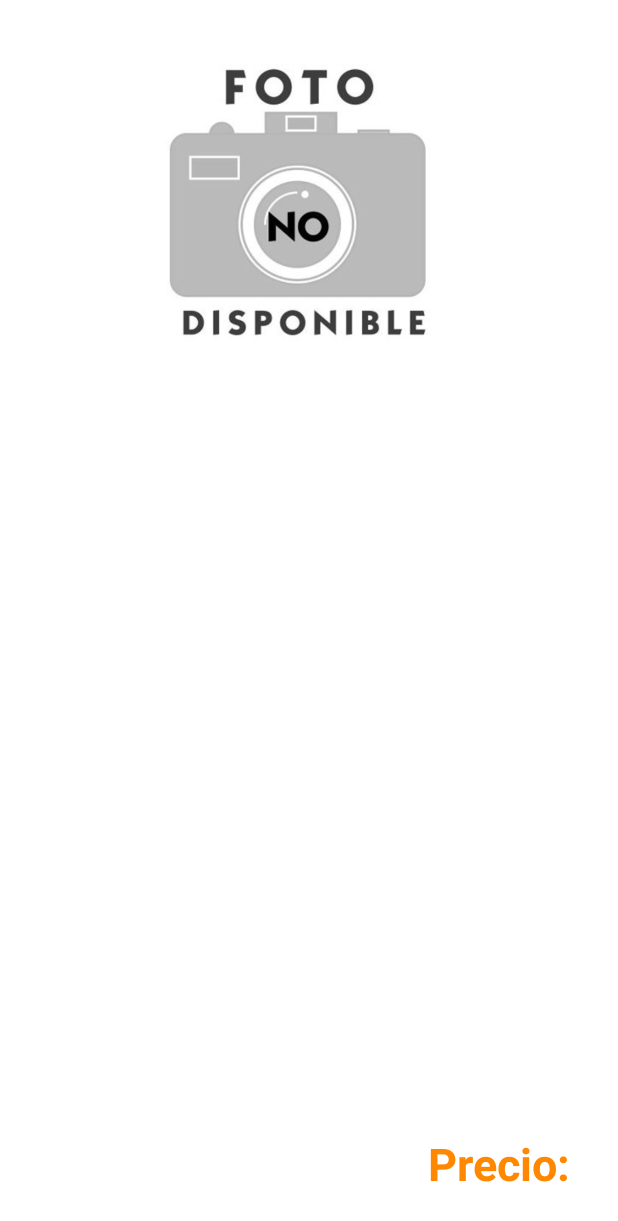
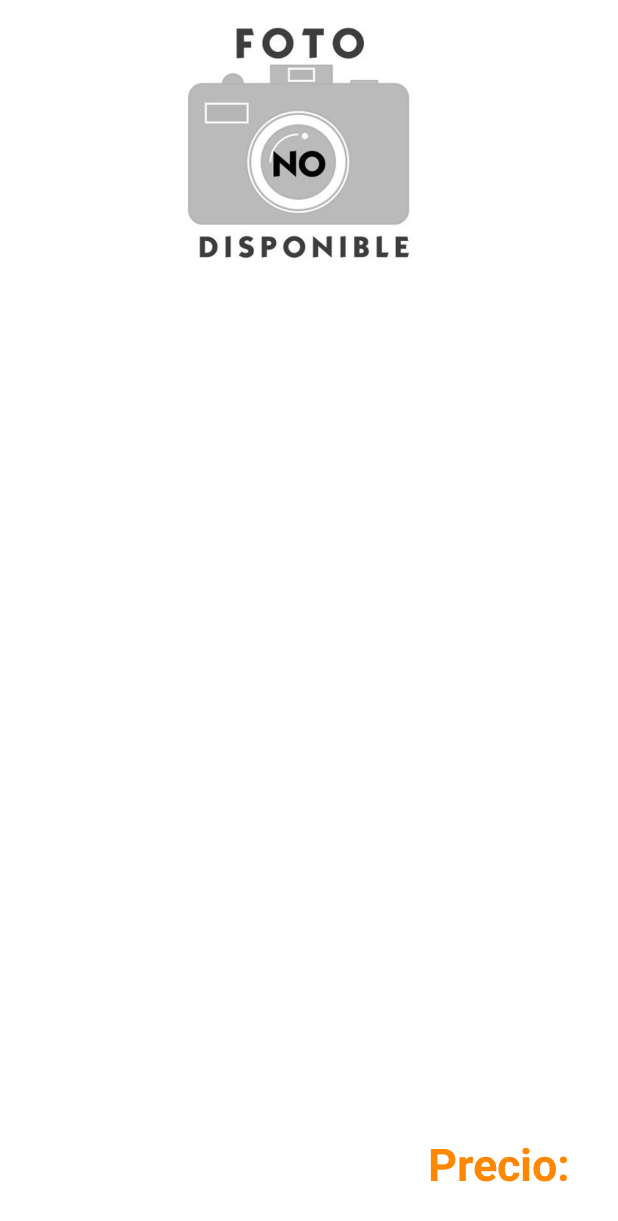
Before and after one commit to MarceloYevenes/ProyectoFinal, an Android app: the layout activity_detalles_sandwich.xml on its own in the app's theme, with its tools: preview values and no code run, on a phone screen of 412 x 824 dp. Shown: the top 1221 px of the screen. Run offline under Robolectric (Android 15) with nearby library versions, the phone set to English and light mode, and no system bars.

Commit message:
Commit final correción en la interfaz gráfica y recursos del proyecto

```diff
--- a/app/src/main/res/layout/activity_detalles_sandwich.xml
+++ b/app/src/main/res/layout/activity_detalles_sandwich.xml
@@ -6,6 +6,17 @@
     android:layout_height="match_parent"
     android:background="@android:color/background_light"
     tools:context=".SobreNosotros">
+
+    <ImageView
+        android:id="@+id/imagenID"
+        android:layout_width="286dp"
+        android:layout_height="195dp"
+        android:contentDescription="@string/todo_1"
+        app:layout_constraintEnd_toEndOf="parent"
+        app:layout_constraintHorizontal_bias="0.494"
+        app:layout_constraintStart_toStartOf="parent"
+        app:layout_constraintTop_toTopOf="parent"
+        app:srcCompat="@drawable/no_disponible" />
 
     <TextView
         android:id="@+id/precioID"
@@ -43,31 +54,21 @@
         android:textStyle="bold"
         app:layout_constraintBottom_toTopOf="@+id/textView5"
         app:layout_constraintEnd_toEndOf="parent"
-        app:layout_constraintHorizontal_bias="0.53"
-        app:layout_constraintStart_toStartOf="parent" />
+        app:layout_constraintStart_toStartOf="parent"
+        app:layout_constraintTop_toBottomOf="@+id/nombreID"
+        app:layout_constraintVertical_bias="0.598" />
 
     <TextView
         android:id="@+id/nombreID"
         android:layout_width="wrap_content"
         android:layout_height="wrap_content"
+        android:layout_marginTop="48dp"
         android:layout_marginEnd="16dp"
-        android:layout_marginBottom="60dp"
         android:text="@string/vacio"
         android:textColor="@color/colorPrimary"
         android:textSize="30sp"
         android:textStyle="bold"
-        app:layout_constraintBottom_toTopOf="@+id/DescripcionID"
-        app:layout_constraintEnd_toEndOf="parent" />
+        app:layout_constraintEnd_toEndOf="parent"
+        app:layout_constraintTop_toBottomOf="@+id/imagenID" />
 
-    <ImageView
-        android:id="@+id/imagenID"
-        android:layout_width="324dp"
-        android:layout_height="226dp"
-        app:layout_constraintBottom_toTopOf="@+id/nombreID"
-        app:layout_constraintEnd_toEndOf="parent"
-        app:layout_constraintHorizontal_bias="0.494"
-        app:layout_constraintStart_toStartOf="parent"
-        app:layout_constraintTop_toTopOf="parent"
-        app:layout_constraintVertical_bias="0.094"
-        app:srcCompat="@drawable/no_disponible" />
 </androidx.constraintlayout.widget.ConstraintLayout>
```
Also changed, not shown: app/src/main/res/layout/activity_sobre_nosotros.xml (+9 -9 lines), app/src/main/res/drawable/logotipo.png (added).
